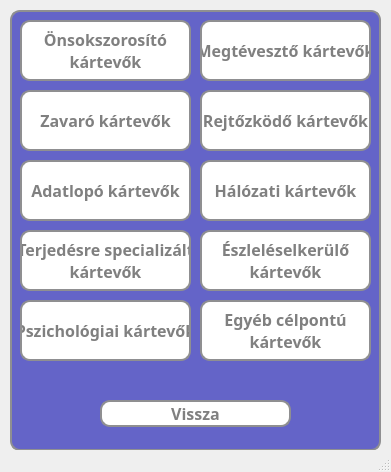
pkristof1999/Szakdolgozat, file src/main/resources/ui/default/chooseLearning.ui: the form before one commit.
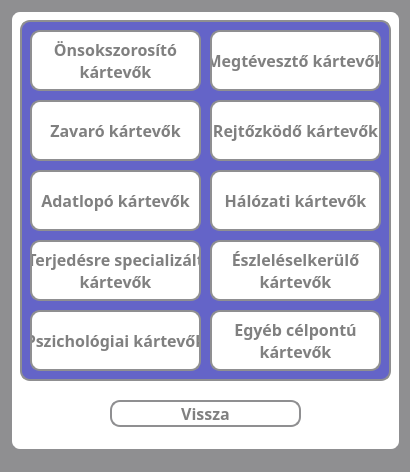
The form after the commit.

The edit to the form file:
```diff
--- a/src/main/resources/ui/default/chooseLearning.ui
+++ b/src/main/resources/ui/default/chooseLearning.ui
@@ -6,26 +6,31 @@
    <rect>
     <x>0</x>
     <y>0</y>
-    <width>391</width>
+    <width>410</width>
     <height>472</height>
    </rect>
   </property>
   <property name="windowTitle">
    <string>Anyagok</string>
   </property>
+  <property name="styleSheet">
+   <string notr="true">* {
+	background-color: #8f8f91;
+}</string>
+  </property>
   <widget class="QWidget" name="centralwidget">
-   <widget class="QWidget" name="widget_2" native="true">
+   <widget class="QWidget" name="widget_3" native="true">
     <property name="geometry">
      <rect>
       <x>10</x>
       <y>10</y>
-      <width>371</width>
+      <width>391</width>
       <height>441</height>
      </rect>
     </property>
     <property name="styleSheet">
      <string notr="true">* {
-	background-color: rgb(100, 100, 200);
+	background-color: white;
 	border: 2px solid #8f8f91;
 	border-radius: 10px;
 	color: white;
@@ -33,42 +38,10 @@
 	font-weight: bold;
 }</string>
     </property>
-    <widget class="QPushButton" name="selfReplicating">
-     <property name="geometry">
-      <rect>
-       <x>10</x>
-       <y>10</y>
-       <width>171</width>
-       <height>61</height>
-      </rect>
-     </property>
-     <property name="font">
-      <font>
-       <family>Corbel</family>
-       <pointsize>-1</pointsize>
-       <bold>true</bold>
-      </font>
-     </property>
-     <property name="styleSheet">
-      <string notr="true">* {
-	background-color: white;
-	color: grey;
-}
-
-*:hover {
-	background-color: rgb(120, 120, 220);
-	color: white;
-}</string>
-     </property>
-     <property name="text">
-      <string>Önsokszorosító
-kártevők</string>
-     </property>
-    </widget>
     <widget class="QPushButton" name="backButton">
      <property name="geometry">
       <rect>
-       <x>90</x>
+       <x>100</x>
        <y>390</y>
        <width>191</width>
        <height>27</height>
@@ -96,6 +69,57 @@
       <string>Vissza</string>
      </property>
     </widget>
+    <widget class="QWidget" name="widget_2" native="true">
+     <property name="geometry">
+      <rect>
+       <x>10</x>
+       <y>10</y>
+       <width>371</width>
+       <height>361</height>
+      </rect>
+     </property>
+     <property name="styleSheet">
+      <string notr="true">* {
+	background-color: rgb(100, 100, 200);
+	border: 2px solid #8f8f91;
+	border-radius: 10px;
+	color: white;
+	font-size: 16px;
+	font-weight: bold;
+}</string>
+     </property>
+     <widget class="QPushButton" name="selfReplicating">
+      <property name="geometry">
+       <rect>
+        <x>10</x>
+        <y>10</y>
+        <width>171</width>
+        <height>61</height>
+       </rect>
+      </property>
+      <property name="font">
+       <font>
+        <family>Corbel</family>
+        <pointsize>-1</pointsize>
+        <bold>true</bold>
+       </font>
+      </property>
+      <property name="styleSheet">
+       <string notr="true">* {
+	background-color: white;
+	color: grey;
+}
+
+*:hover {
+	background-color: rgb(120, 120, 220);
+	color: white;
+}</string>
+      </property>
+      <property name="text">
+       <string>Önsokszorosító
+kártevők</string>
+      </property>
+     </widget>
     <widget class="QPushButton" name="deceptive">
      <property name="geometry">
       <rect>
@@ -377,6 +401,7 @@
       <string>Egyéb célpontú
 kártevők</string>
      </property>
+     </widget>
     </widget>
    </widget>
   </widget>
```
Lines whose indentation alone changed are shown as unchanged.
